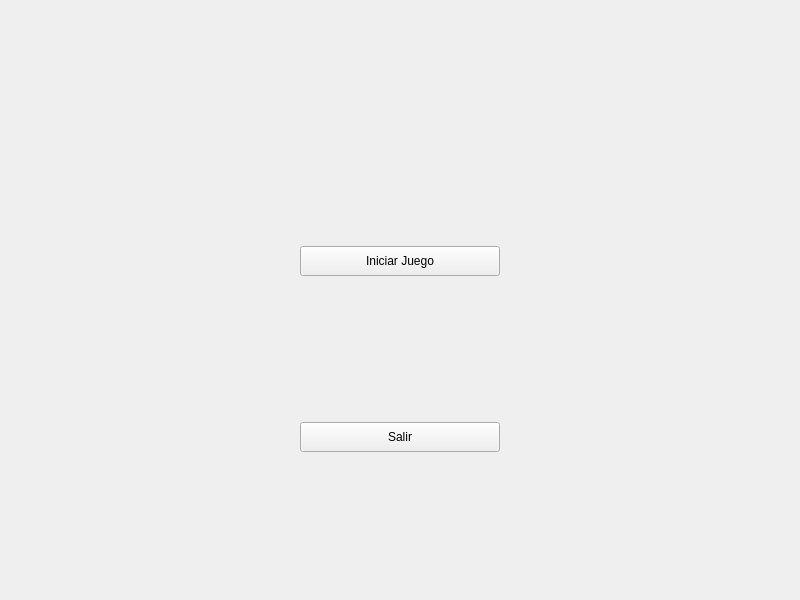
Old version of the form tp_poo/PantallaInicioUI/pantallainicioui.ui in the repository voJuan/Prueba.
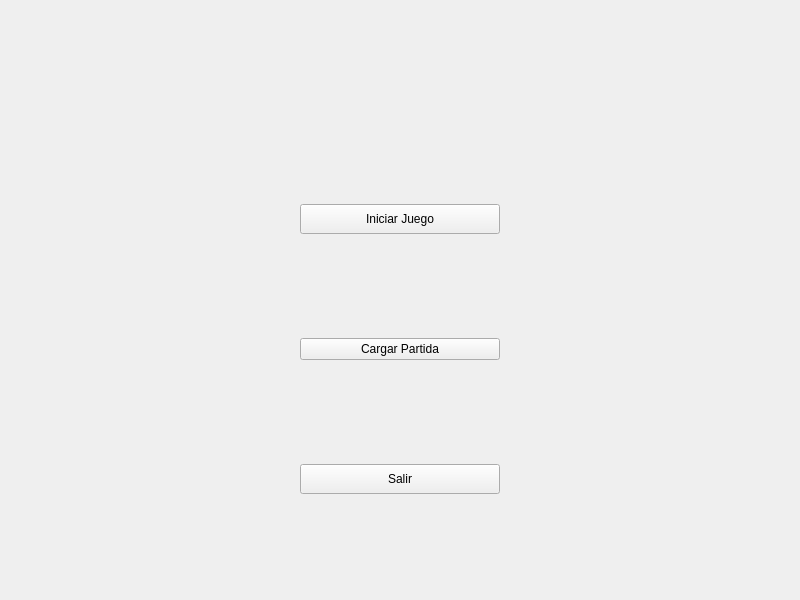
New version of the form. Icons and pictures are not drawn.

Commit message: anda cargar partida

What changed in the file:
```diff
--- a/tp_poo/PantallaInicioUI/pantallainicioui.ui
+++ b/tp_poo/PantallaInicioUI/pantallainicioui.ui
@@ -37,7 +37,7 @@
 	border-image: url(:/recursos/imagenes/Recursos/Imagenes/carpincho.jpg);
 }</string>
      </property>
-     <layout class="QVBoxLayout" name="verticalLayout_2" stretch="0,2">
+     <layout class="QVBoxLayout" name="verticalLayout_2" stretch="0,0,2">
       <property name="spacing">
        <number>100</number>
       </property>
@@ -66,6 +66,13 @@
         </property>
        </widget>
       </item>
+      <item>
+       <widget class="QPushButton" name="cargar">
+        <property name="text">
+         <string>Cargar Partida</string>
+        </property>
+       </widget>
+      </item>
       <item>
        <widget class="QPushButton" name="SalirJuegoBoton">
         <property name="maximumSize">
```
The commit also changes 11 other files.
